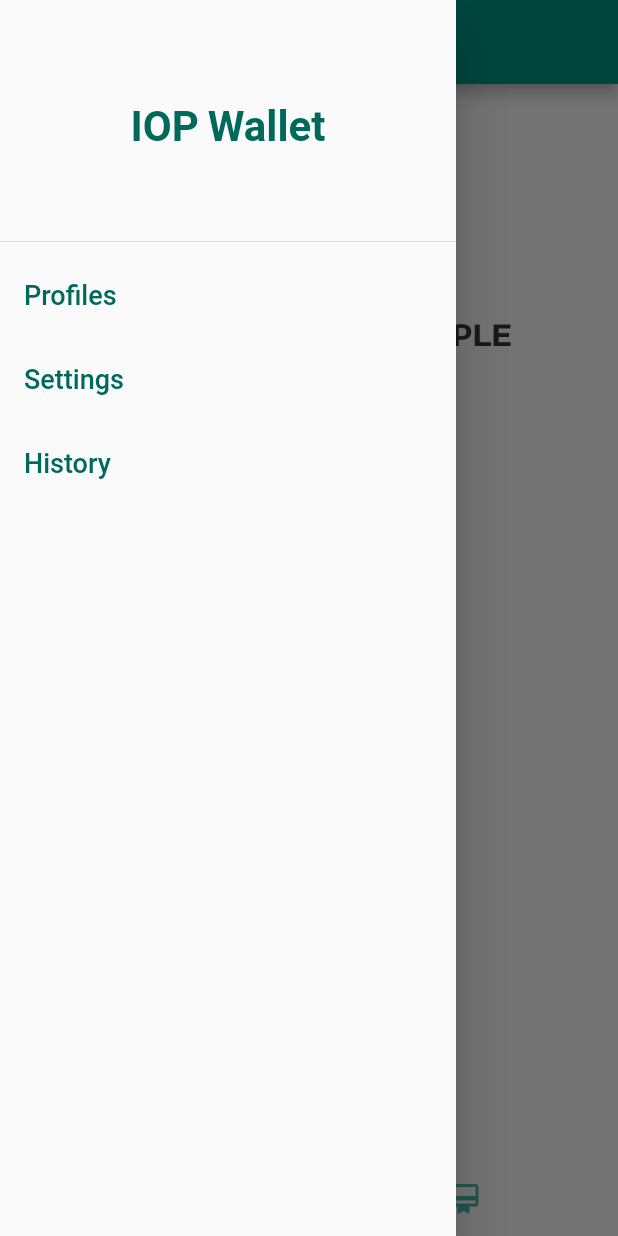
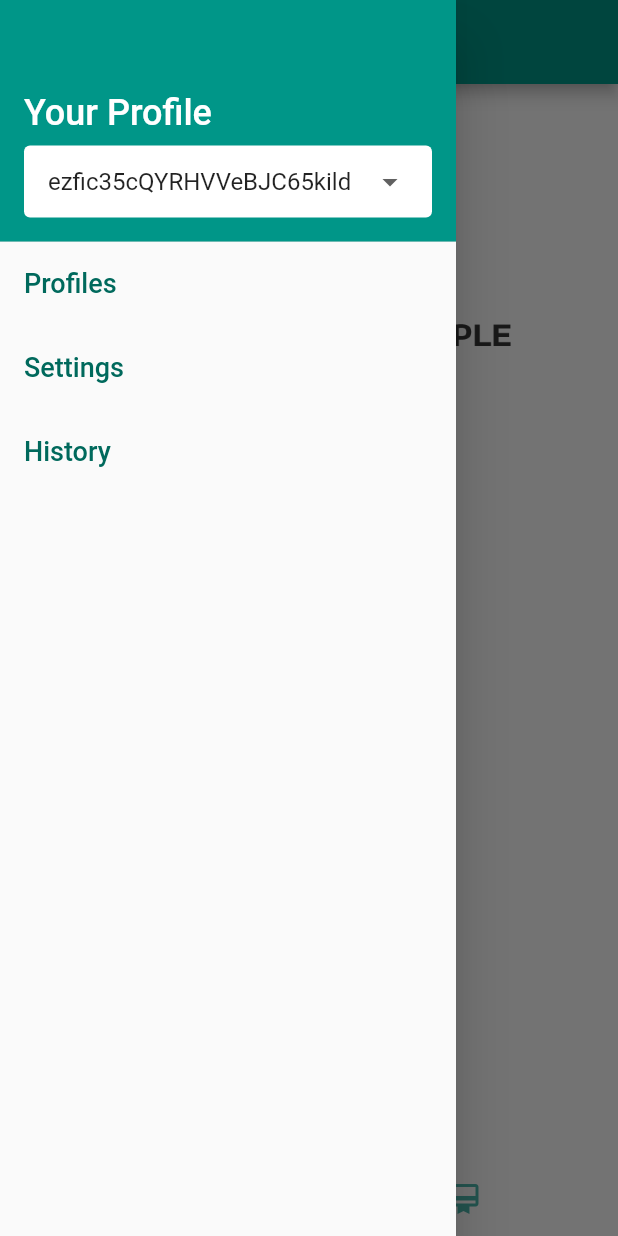
Before and after one commit to Internet-of-People/iop-flutter, a Flutter app: the HomePage screen opened by its route, with the side drawer open, on a phone screen of 412 x 824 dp. Run offline on Flutter 3.47's test engine with Material 2 defaults, Android fonts, the phone set to English and light mode, and no system bars; our stand-ins replace qr_flutter, shared_preferences; missing offline and left inert: flutter_barcode_scanner, iop_sdk; accounts and stored records are empty.

Commit message:
Profile Selector

```diff
--- /dev/null
+++ b/lib/src/pages/home/did_selector.dart
@@ -0,0 +1,60 @@
+import 'package:flutter/material.dart';
+import 'package:iop_wallet/src/theme.dart';
+
+typedef OnDidSelected = void Function(String? newValue);
+
+class DidsSelectorContext {
+  String activeDid;
+  void Function(String newActiveDid) dispatch;
+
+  DidsSelectorContext(this.activeDid, this.dispatch);
+
+  void setActiveDid(String newActiveDid) {
+    activeDid = newActiveDid;
+    dispatch(newActiveDid);
+  }
+}
+
+class DidsDropdown extends StatelessWidget {
+  final List<String>? _dids;
+  final String _activeDid;
+  final OnDidSelected _onChanged;
+
+  const DidsDropdown(this._dids, this._activeDid, this._onChanged, {Key? key})
+      : super(key: key);
+
+  @override
+  Widget build(BuildContext context) {
+    var children = <Widget>[];
+
+    if (_dids != null) {
+      children = <Widget>[
+        Container(
+          padding: const EdgeInsets.symmetric(horizontal: 16.0),
+          margin: const EdgeInsets.symmetric(vertical: 8.0),
+          decoration: BoxDecoration(
+            color: appTheme.backgroundColor,
+            borderRadius: BorderRadius.circular(4.0),
+          ),
+          child: DropdownButton<String>(
+            value: _activeDid,
+            isExpanded: true,
+            icon: const Icon(
+              Icons.arrow_drop_down,
+            ),
+            underline: Container(height: 0),
+            onChanged: _onChanged,
+            items: _dids?.map<DropdownMenuItem<String>>((String value) {
+              return DropdownMenuItem<String>(
+                value: value,
+                child: Text(value, overflow: TextOverflow.ellipsis),
+              );
+            }).toList(),
+          ),
+        )
+      ];
+    }
+
+    return Column(mainAxisSize: MainAxisSize.min, children: children);
+  }
+}
--- /dev/null
+++ b/lib/src/pages/home/header.dart
@@ -0,0 +1,49 @@
+import 'package:flutter/material.dart';
+
+import 'did_selector.dart';
+
+class Header extends StatefulWidget {
+  final List<String>? dids = [
+    'ezfNMujcQYRHVVeBJC65ihwG',
+    'ezfic35cQYRHVVeBJC65kild'
+  ];
+
+  @override
+  _HeaderState createState() => _HeaderState();
+}
+
+class _HeaderState extends State<Header> {
+  @override
+  Widget build(BuildContext context) {
+    final header = <Widget>[
+      const Expanded(
+          child: Text('Your Profile',
+              style: TextStyle(color: Colors.white, fontSize: 24)))
+    ];
+
+    if (widget.dids == null) {
+      header.add(const SizedBox(
+        width: 16,
+        height: 16,
+        child: CircularProgressIndicator(
+          backgroundColor: Colors.white,
+        ),
+      ));
+    }
+    return DrawerHeader(
+        decoration: BoxDecoration(
+          color: Theme.of(context).primaryColor,
+        ),
+        margin: EdgeInsets.zero,
+        child: Column(mainAxisAlignment: MainAxisAlignment.end, children: [
+          Row(children: header),
+          DidsDropdown(
+            widget.dids,
+            widget.dids![1],
+            (did) {
+              //TODO: ;
+            },
+          ),
+        ]));
+  }
+}
--- a/lib/src/pages/home/home.dart
+++ b/lib/src/pages/home/home.dart
@@ -1,8 +1,8 @@
 import 'package:flutter/material.dart';
 import 'package:iop_wallet/src/pages/actions/action_page.dart';
+import 'package:iop_wallet/src/pages/home/header.dart';
 import 'package:iop_wallet/src/pages/wallet/wallet_page.dart';
 import 'package:iop_wallet/src/router_constants.dart';
-import 'package:iop_wallet/src/theme.dart';
 
 class HomePage extends StatelessWidget {
   final _tabs = <Tab>[Tab(child: ActionPage()), Tab(child: WalletPage())];
@@ -24,12 +24,7 @@ class HomePage extends StatelessWidget {
         drawer: Drawer(
           child: ListView(
             children: [
-              DrawerHeader(
-                  child: Center(
-                      child: Text(
-                'IOP Wallet',
-                style: textTheme.headline1,
-              ))),
+              Header(),
               ListTile(
                 title: const Text('Profiles'),
                 onTap: () {
```
